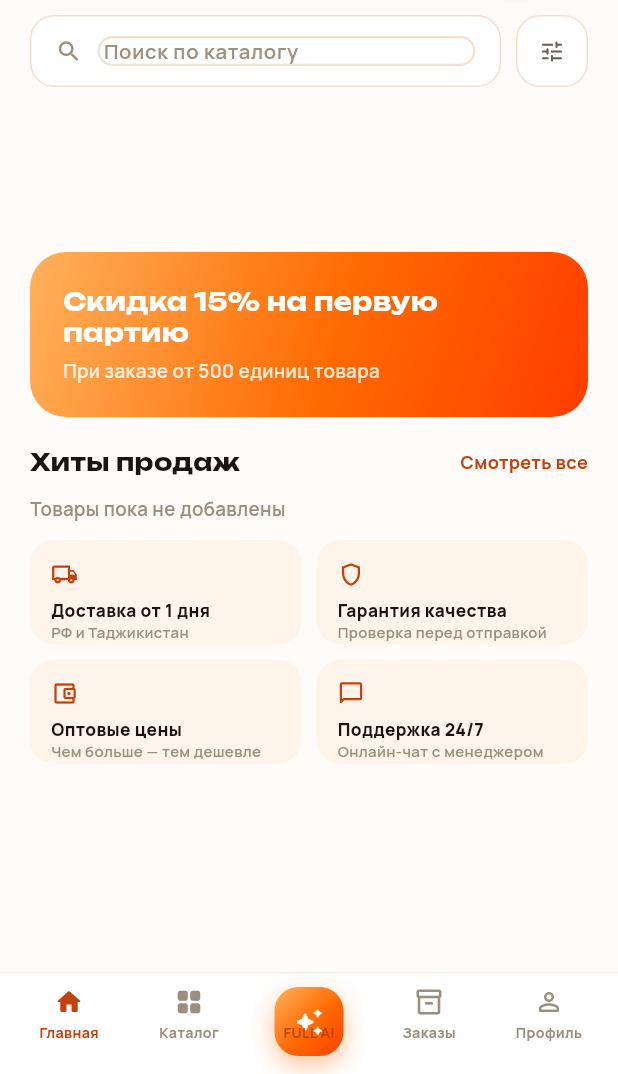
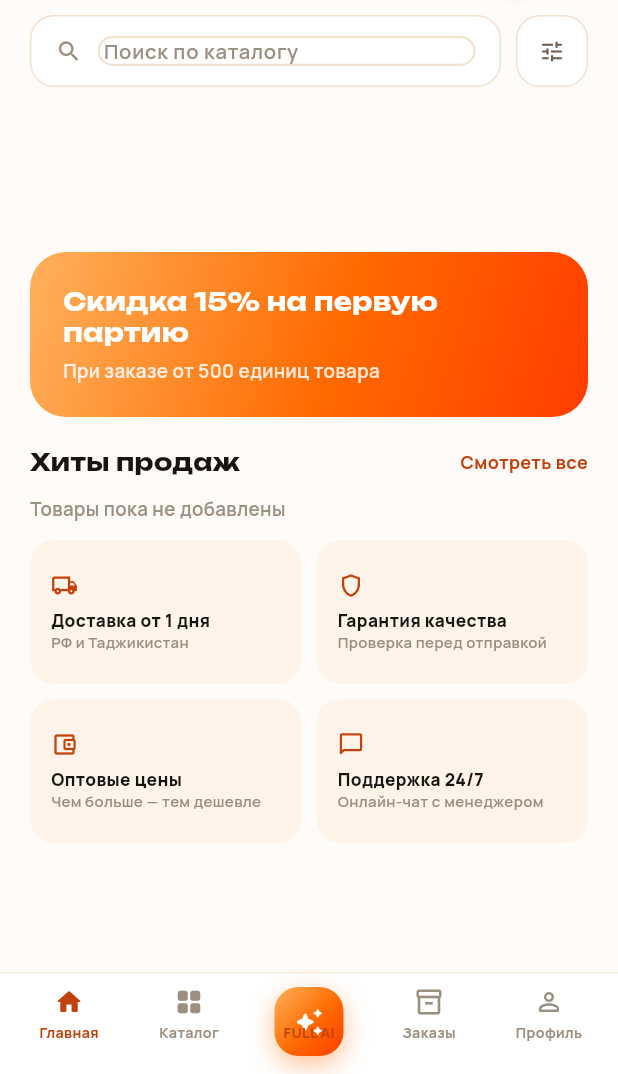
Before and after one commit to umarmirzoev/full-seller-appp, a Flutter app: the HomeScreen screen opened by its route, on a phone screen of 412 x 824 dp, the part 162-1236 px from its top. Run offline on Flutter 3.47's test engine with Material 3 defaults, Android fonts, the phone set to English and light mode, and no system bars; our stand-ins replace google_fonts, shared_preferences; accounts and stored records are empty; network calls fail.

Commit message:
Fix yellow/black overflow stripes on product cards and advantages grid
Co-Authored-By: Claude Sonnet 5.5 <noreply@anthropic.com>
Claude-Session: https://claude.ai/code/session_01TjRuBMC8dfsXifmBydoywp

```diff
--- a/lib/widgets/advantages_grid.dart
+++ b/lib/widgets/advantages_grid.dart
@@ -16,15 +16,19 @@ class AdvantagesGrid extends StatelessWidget {
 
   @override
   Widget build(BuildContext context) {
+    // Высота плитки зависит от размера шрифта в системе — фиксированное соотношение сторон давало overflow.
+    final textScale = MediaQuery.textScalerOf(context).scale(1.0).clamp(1.0, 1.6).toDouble();
     return Padding(
       padding: const EdgeInsets.fromLTRB(20, 0, 20, 22),
-      child: GridView.count(
-        crossAxisCount: 2,
+      child: GridView(
         shrinkWrap: true,
         physics: const NeverScrollableScrollPhysics(),
-        crossAxisSpacing: 10,
-        mainAxisSpacing: 10,
-        childAspectRatio: 2.6,
+        gridDelegate: SliverGridDelegateWithFixedCrossAxisCount(
+          crossAxisCount: 2,
+          crossAxisSpacing: 10,
+          mainAxisSpacing: 10,
+          mainAxisExtent: 96 * textScale,
+        ),
         children: _items.map((item) {
           return Container(
             padding: const EdgeInsets.all(14),
--- a/lib/widgets/product_card.dart
+++ b/lib/widgets/product_card.dart
@@ -33,8 +33,9 @@ class ProductCard extends StatelessWidget {
         child: Column(
           crossAxisAlignment: CrossAxisAlignment.start,
           children: [
-            AspectRatio(
-              aspectRatio: 1,
+            // Фото занимает всё свободное место над текстом — так карточка никогда не «переполняется»
+            // (жёлто-чёрная полоса overflow) при любой ширине экрана и размере шрифта.
+            Expanded(
               child: Stack(
                 children: [
                   PlaceholderImage(width: double.infinity, height: double.infinity, imageUrl: product.imageUrls.isNotEmpty ? product.imageUrls.first : null),
```
